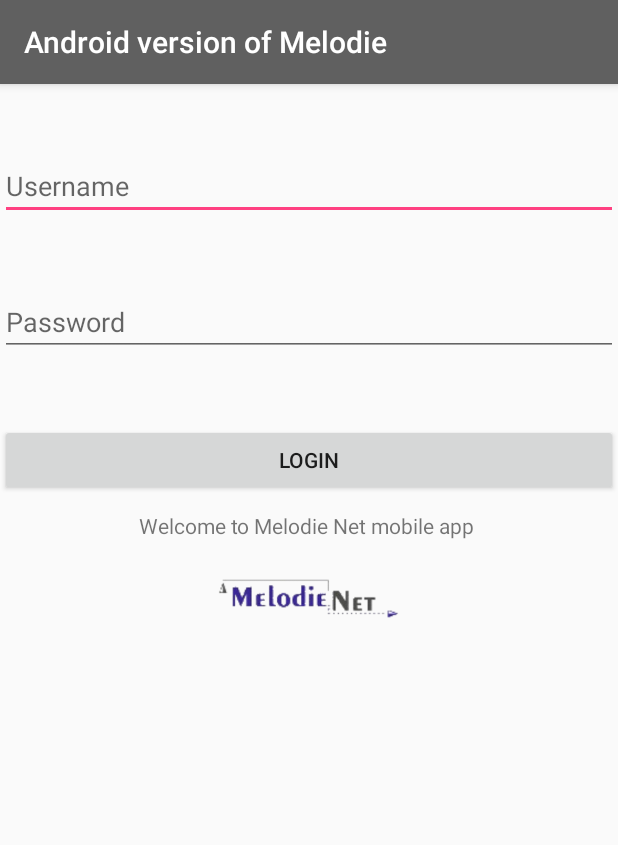
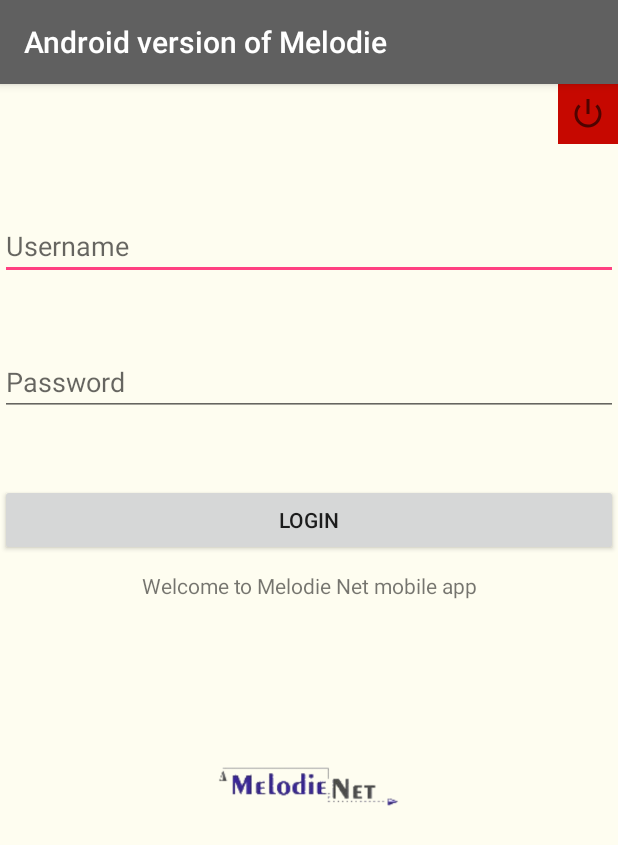
Before and after one commit to mordohaw/MelodieAndroid, an Android app: the LoginActivity screen opened directly, with no data from a screen before it, on a phone screen of 412 x 824 dp. Shown: the top 845 px of the screen. Run offline under Robolectric (Android 15) with nearby library versions, the phone set to English and light mode, and no system bars.

Commit message:
02/05 add strings and add disconection

```diff
--- a/MelodieAndroidV4.4/app/src/main/res/layout/activity_login.xml
+++ b/MelodieAndroidV4.4/app/src/main/res/layout/activity_login.xml
@@ -5,8 +5,19 @@
     android:layout_height="match_parent"
     xmlns:app="http://schemas.android.com/apk/res-auto"
     android:orientation="vertical"
+    android:background="@color/generalBackground"
     tools:context="com.example.williammordohay.melodieandroidv44.Activities.LoginActivity"
     android:weightSum="1">
+
+
+    <ImageButton
+        android:id="@+id/quitButton"
+        android:layout_width="40dp"
+        android:layout_height="40dp"
+        android:onClick="quitCurrentActivity"
+        android:background="@color/quitColor"
+        android:layout_gravity="right"
+        app:srcCompat="@android:drawable/ic_lock_power_off" />
 
     <EditText
         android:id="@+id/loginUsername"
@@ -44,7 +55,7 @@
         android:layout_height="wrap_content"
         android:layout_marginTop="10dp"
         android:gravity="center"
-        android:text="Welcome to Melodie Net mobile app " />
+        android:text="@string/Welcoming_string" />
 
     <ProgressBar
         android:id="@+id/progressBar"
@@ -60,6 +71,7 @@
         android:layout_height="78dp"
         android:layout_gravity="center"
         android:layout_marginBottom="21dp"
+        android:layout_marginTop="85dp"
         app:srcCompat="@drawable/logo_melodie_ssfond"
         tools:layout_editor_absoluteX="16dp"
         tools:layout_editor_absoluteY="392dp" />
--- a/MelodieAndroidV4.4/app/src/main/res/layout/activity_menu.xml
+++ b/MelodieAndroidV4.4/app/src/main/res/layout/activity_menu.xml
@@ -12,9 +12,9 @@
         android:layout_height="40dp"
         android:onClick="quitCurrentActivity"
         android:background="@color/quitColor"
-        android:layout_alignParentEnd="true"
+        app:srcCompat="@android:drawable/ic_notification_clear_all"
         android:layout_alignParentTop="true"
-        app:srcCompat="@android:drawable/ic_lock_power_off" />
+        android:layout_alignParentEnd="true" />
 
     <TextView
         android:id="@+id/titleMenu"
--- a/MelodieAndroidV4.4/app/src/main/res/values/strings.xml
+++ b/MelodieAndroidV4.4/app/src/main/res/values/strings.xml
@@ -37,6 +37,9 @@
     <string name="welcoming_message">Hello, Welcome !</string>
     <string name="refresh">Refreshing...</string>
 
+    <string name="check_disconnect_message">Do you want to disconnect ? </string>
+    <string name="check_disconnect_title">disconnection</string>
+
     <!-- Layout Strings
     -->
     <string name="ref">Ref</string>
@@ -48,4 +51,11 @@
     <string name="Username">Username</string>
     <string name="sign_up_password">Password</string>
     <string name="Login">Login</string>
+    <string name="Welcoming_string">Welcome to Melodie Net mobile app</string>
+
+    <string name="Success">Login Successfull</string>
+    <string name="Password_failure">Login failed, wrong password</string>
+    <string name="Login_failure">Login failed, wrong login</string>
+    <string name="Not_enough_fields">Please enter Username and Password</string>
+
 </resources>
```
Also changed, not shown: MelodieAndroidV4.4/app/src/main/java/com/example/williammordohay/melodieandroidv44/Activities/LoginActivity.java (+28 -5 lines), MelodieAndroidV4.4/app/src/main/java/com/example/williammordohay/melodieandroidv44/Activities/MenuActivity.java (+4 -3 lines), 3 other files.
